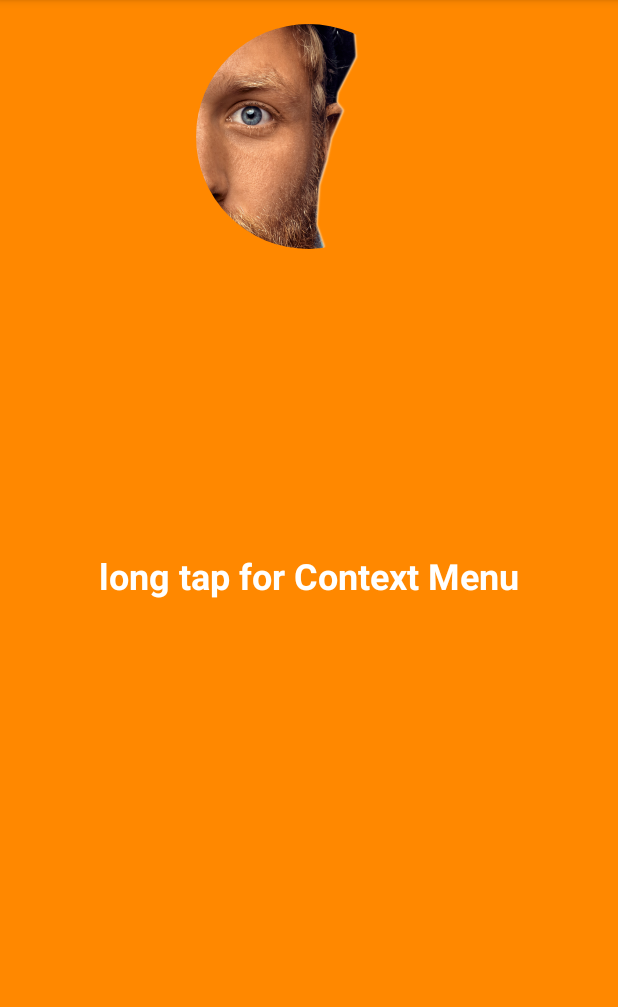
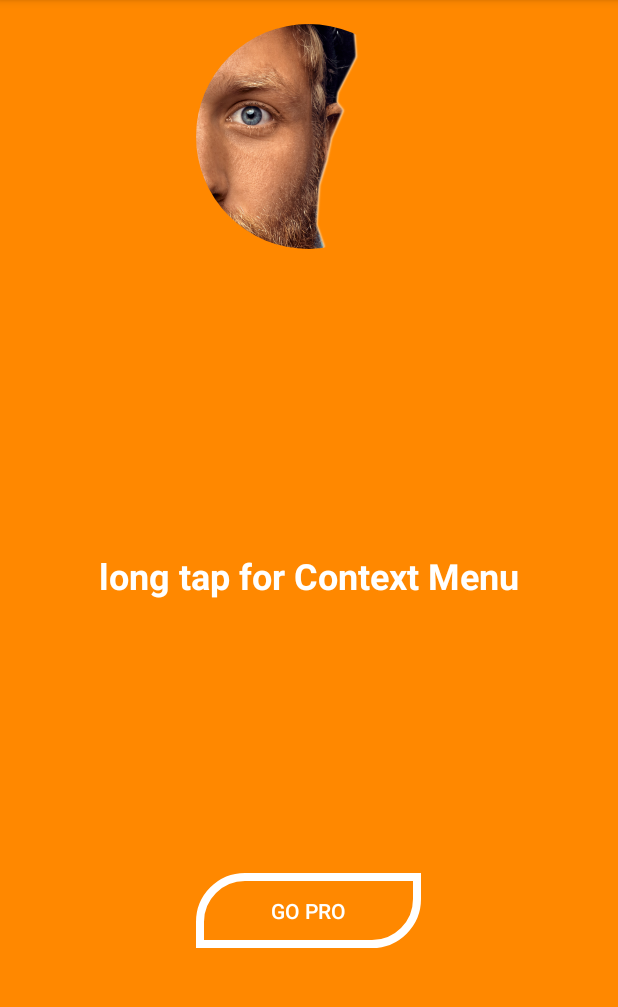
Before and after one commit to KoltX/NiceStart, an Android app: the screen it shows after launch (MainActivity), after a tap on "LOG IN", on a phone screen of 412 x 824 dp, the part 84-1091 px from its top. Run offline under Robolectric (Android 15) with nearby library versions, the phone set to English and light mode, and no system bars; plain views replace CircularImageView; pictures from the network do not load.

Commit message:
cornered buttom

```diff
--- a/app/src/main/AndroidManifest.xml
+++ b/app/src/main/AndroidManifest.xml
@@ -13,11 +13,13 @@
         android:allowBackup="true"
         android:icon="@mipmap/ic_launcher"
         android:label="@string/app_name"
+        android:roundIcon="@mipmap/ic_launcher_round"
         android:supportsRtl="true"
         android:theme="@style/MyTheme">
         <activity android:name=".AnyChartActivity"></activity>
         <activity android:name=".Motion" />
         <activity android:name=".MainActivity" />
+
         <activity android:name=".LoginActivity" />
         <activity
             android:name=".SignupActivity"
@@ -33,5 +35,3 @@
     </application>
 
 </manifest>
-
-    <!--        android:roundIcon="@mipmap/ic_launcher_round"-->
--- a/app/src/main/java/com/ramiro/ernesto/nicestart/SplashScreen.java
+++ b/app/src/main/java/com/ramiro/ernesto/nicestart/SplashScreen.java
@@ -21,15 +21,15 @@ import com.bumptech.glide.request.RequestOptions;
  */
 
 public class SplashScreen extends Activity {
-    @RequiresApi(api = Build.VERSION_CODES.O)
+//    @RequiresApi(api = Build.VERSION_CODES.O)
     @Override
     protected void onCreate(Bundle savedInstanceState) {
         super.onCreate(savedInstanceState);
         setContentView(R.layout.splash_screen);
 
-        TextView myTitle = (TextView)findViewById(R.id.textView3);
+//        TextView myTitle = (TextView)findViewById(R.id.textView3);
         TextView mySubtitle = (TextView)findViewById(R.id.textView4);
-        ImageView myImage = (ImageView)findViewById(R.id.imageView);
+//        ImageView myImage = (ImageView)findViewById(R.id.imageView);
 
         ImageView mForest = (ImageView) findViewById(R.id.backforest);
 
--- /dev/null
+++ b/app/src/main/res/drawable/buttoncorners.xml
@@ -0,0 +1,26 @@
+<?xml version="1.0" encoding="utf-8"?>
+<shape xmlns:android="http://schemas.android.com/apk/res/android"
+    android:layout_width="100dp"
+    android:layout_height="80dp"
+    >
+
+    <corners
+        android:topLeftRadius="30dip"
+        android:topRightRadius="0dip"
+        android:bottomRightRadius="30dip"
+        android:bottomLeftRadius="0dip" />
+
+    <!--<size-->
+    <!--android:height="31dp"-->
+    <!--android:width="175dp" />-->
+    <stroke android:width="8px" android:color="@android:color/white" />
+
+
+    <solid android:color="#00ffffff"/>
+
+    <padding android:left="5dp"
+        android:right="5dp"
+        android:top="5dp"
+        android:bottom="5dp"/>
+
+</shape>
--- a/app/src/main/res/layout/activity_main.xml
+++ b/app/src/main/res/layout/activity_main.xml
@@ -43,5 +43,16 @@
 
     </android.support.v4.widget.SwipeRefreshLayout>
 
+    <Button
+        android:id="@+id/view"
+        android:text="Go PRO"
+        android:textColor="@android:color/white"
+        android:layout_width="150dp"
+        android:layout_height="50dp"
+        android:layout_alignParentBottom="true"
+        android:layout_centerHorizontal="true"
+        android:layout_marginBottom="120dp"
+        android:background="@drawable/buttoncorners" />
+
 
 </RelativeLayout>
--- a/app/src/main/res/layout/activity_motion.xml
+++ b/app/src/main/res/layout/activity_motion.xml
@@ -17,10 +17,6 @@
         android:layout_width="wrap_content"
         android:layout_height="wrap_content"
         android:background="@color/colorAccent"
-        android:text="Button"
-        tools:layout_conversion_absoluteHeight="0dp"
-        tools:layout_editor_absoluteY="0dp"
-        tools:layout_editor_absoluteX="0dp"
-        tools:layout_conversion_absoluteWidth="0dp" />
+        android:text="Button" />
 
 </android.support.constraint.motion.MotionLayout>
--- a/app/src/main/res/xml/scene.xml
+++ b/app/src/main/res/xml/scene.xml
@@ -29,9 +29,10 @@
                 android:layout_width="64dp"
                 android:layout_height="64dp"
                 android:layout_marginStart="8dp"
-                motion:layout_constraintBottom_toBottomOf="parent"
-                motion:layout_constraintStart_toStartOf="parent"
-                motion:layout_constraintTop_toTopOf="parent">
+            motion:layout_constraintStart_toStartOf="parent"
+            motion:layout_constraintTop_toTopOf="parent"
+            motion:layout_constraintBottom_toBottomOf="parent"
+            >
             <CustomAttribute
                 motion:attributeName="BackgroundColor"
                 motion:customColorValue="#D81B60" />
@@ -45,7 +46,7 @@
         <Constraint android:id="@id/button"
                 android:layout_width="84dp"
                 android:layout_height="84dp"
-                android:layout_marginEnd="8dp"
+            motion:layout_constraintTop_toTopOf="parent"
                 motion:layout_constraintEnd_toEndOf="parent">
             <CustomAttribute
                 motion:attributeName="BackgroundColor"
```
Also changed, not shown: app/src/main/res/anim/leftin.xml (line endings or trailing spaces).
